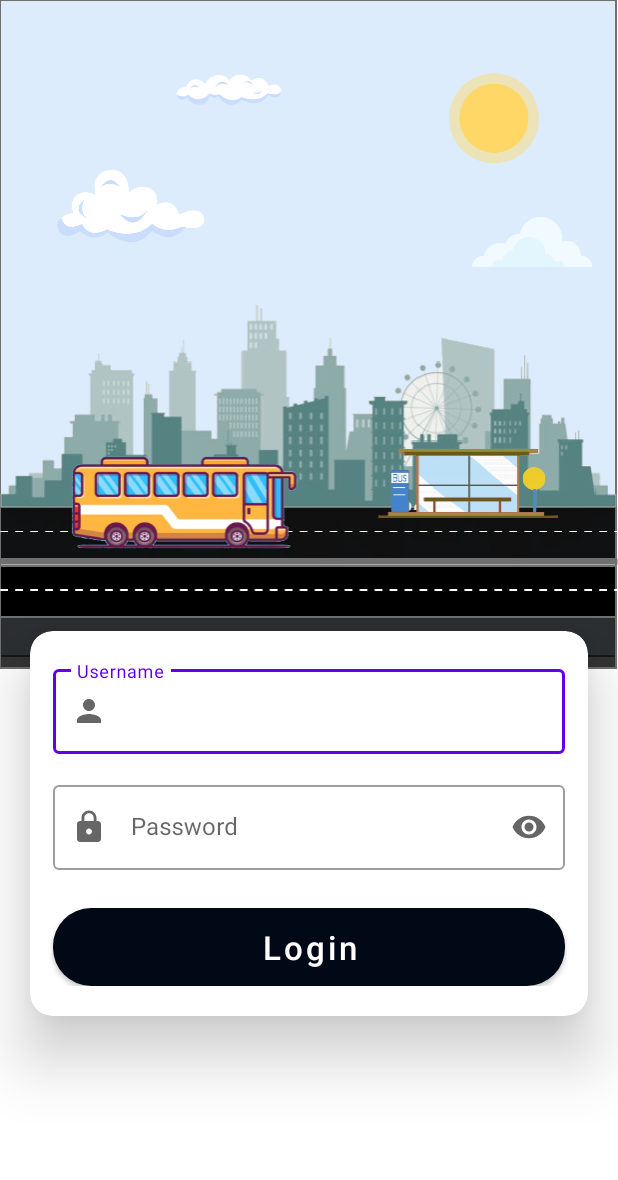
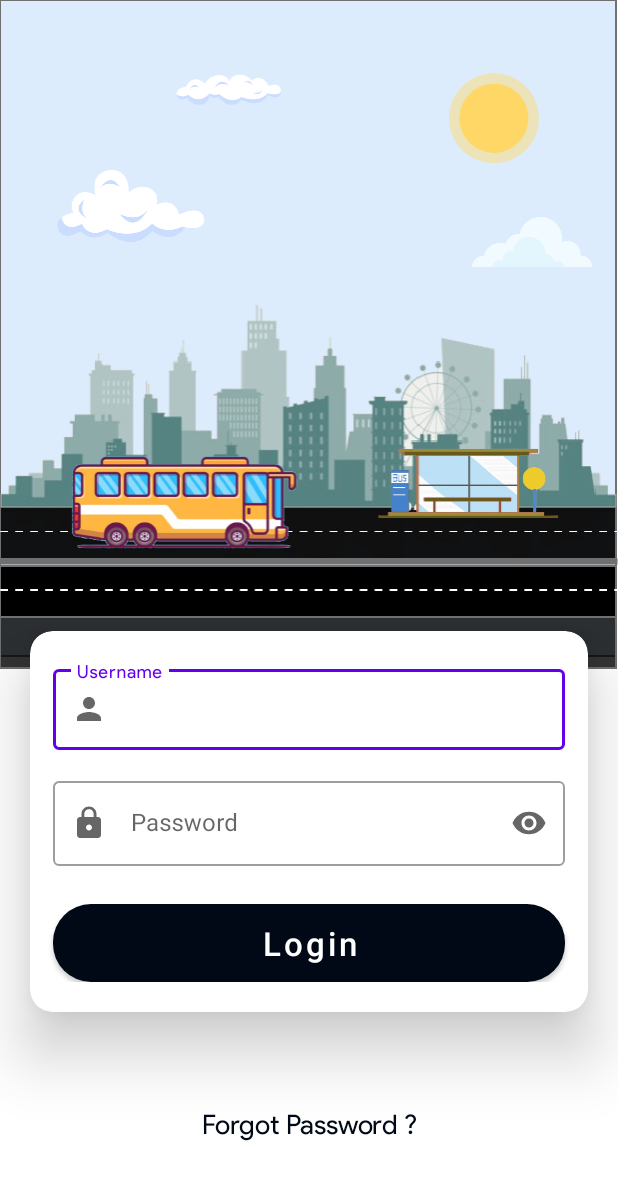
Before and after one commit to HRD-2000/WhereIsMyBus, an Android app: the Login screen opened directly, with no data from a screen before it, on a phone screen of 412 x 824 dp. Shown: the top 1180 px of the screen. Run offline under Robolectric (Android 15) with nearby library versions, the phone set to English and light mode, and no system bars.

Commit message:
commit by deep

```diff
--- a/app/src/main/java/com/hrd/whereismybus/Login.java
+++ b/app/src/main/java/com/hrd/whereismybus/Login.java
@@ -12,7 +12,7 @@
 public class Login extends AppCompatActivity {
 
     //ImageView im;
-    EditText edt;
+    EditText edt_username,edt_password;
     Button login;
 
     @Override
@@ -21,7 +21,8 @@
         setContentView(R.layout.activity_login);
 
         //im = findViewById(R.id.imageView);
-        edt = findViewById(R.id.edt_username);
+        edt_username = findViewById(R.id.edt_username);
+        edt_password = findViewById(R.id.edt_password);
         login = findViewById(R.id.login_button);
 
         login.setOnClickListener(new View.OnClickListener() {
--- a/app/src/main/res/layout/activity_login.xml
+++ b/app/src/main/res/layout/activity_login.xml
@@ -49,7 +49,8 @@
                     android:id="@+id/edt_username"
                     android:layout_width="match_parent"
                     android:layout_height="wrap_content"
-                    android:hint="Username" />
+                    android:hint="Username"
+                    android:fontFamily="@font/product_sans_regular"/>
 
             </com.google.android.material.textfield.TextInputLayout>
 
@@ -105,16 +106,17 @@
     </TextView>
 
 
-    <!-- <TextView
+    <TextView
         android:layout_width="wrap_content"
         android:layout_height="wrap_content"
+        android:fontFamily="@font/product_sans_regular"
+        android:gravity="center"
         android:text="Forgot Password ?"
-        android:gravity="center"
-        android:layout_marginTop="40dp"
+        android:textColor="@color/black"
         android:textSize="18dp"
-        android:textColor="#000000"
+        app:layout_constraintBottom_toBottomOf="parent"
         app:layout_constraintEnd_toEndOf="parent"
         app:layout_constraintStart_toStartOf="parent"
-        app:layout_constraintTop_toBottomOf="@+id/login_button" /> -->
+        app:layout_constraintTop_toBottomOf="@+id/materialCardView" />
 
 </androidx.constraintlayout.widget.ConstraintLayout>
--- /dev/null
+++ b/app/src/main/res/layout/custom_route_cardview.xml
@@ -0,0 +1,6 @@
+<?xml version="1.0" encoding="utf-8"?>
+<androidx.constraintlayout.widget.ConstraintLayout
+    xmlns:android="http://schemas.android.com/apk/res/android" android:layout_width="match_parent"
+    android:layout_height="match_parent">
+
+</androidx.constraintlayout.widget.ConstraintLayout>
```
Also changed, not shown: app/src/main/res/font/product_sans_bold.ttf (added), app/src/main/res/font/product_sans_bold_italic.ttf (added), app/src/main/res/font/product_sans_italic.ttf (added), app/src/main/res/font/product_sans_regular.ttf (added).
